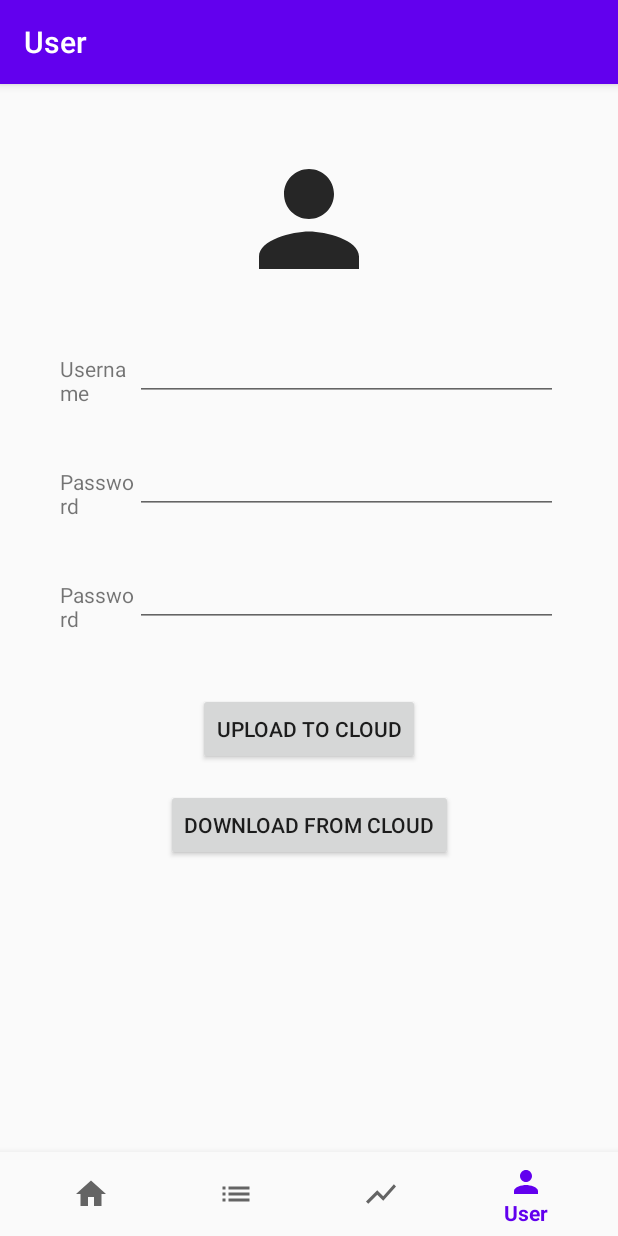
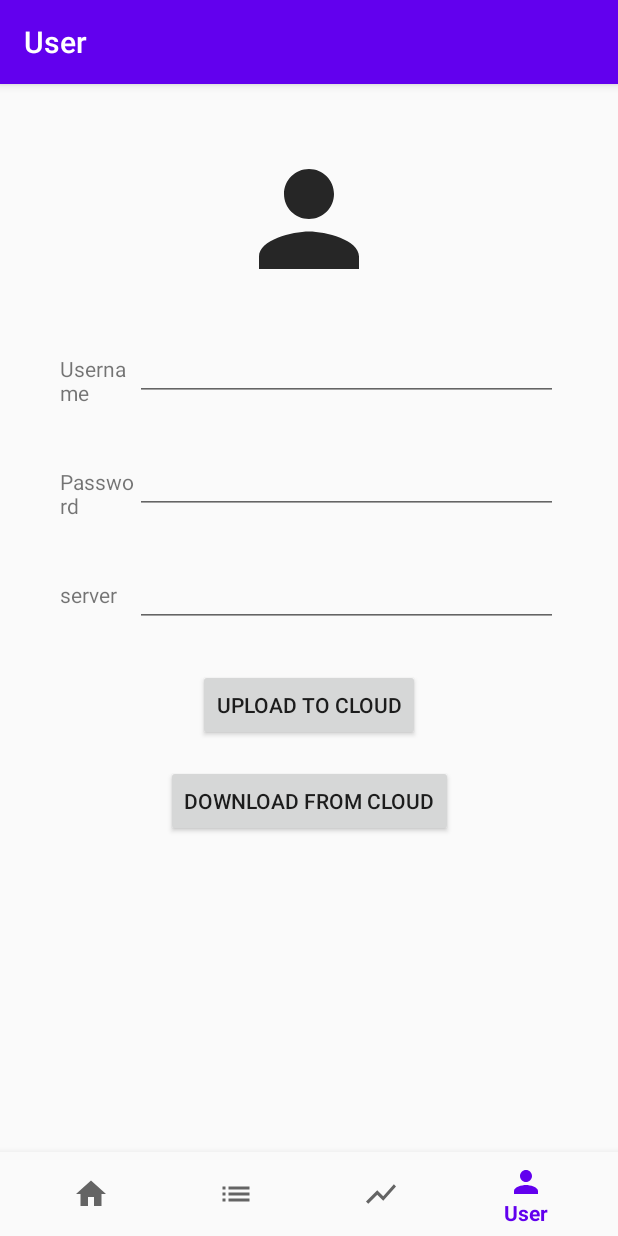
Before and after one commit to ppqing/AccountsKeeper, an Android app: the UserFragment screen opened through its navigation route, on a phone screen of 412 x 824 dp. Run offline under Robolectric (Android 15) with nearby library versions, the phone set to English and light mode, and no system bars; our stand-ins replace navigation-ui.

Commit message:
fix a typo

```diff
--- a/app/src/main/res/layout/fragment_user.xml
+++ b/app/src/main/res/layout/fragment_user.xml
@@ -63,7 +63,7 @@
         android:layout_height="wrap_content"
         android:layout_marginStart="@dimen/activity_horizontal_margin_large"
         android:layout_marginTop="@dimen/activity_vertical_margin_large"
-        android:text="@string/password"
+        android:text="@string/server"
         app:layout_constraintStart_toStartOf="parent"
         app:layout_constraintTop_toBottomOf="@+id/textview_password" />
 
--- a/app/src/main/res/values/strings.xml
+++ b/app/src/main/res/values/strings.xml
@@ -8,4 +8,5 @@
     <string name="password">Password</string>
     <string name="button_upload">upload to cloud</string>
     <string name="button_download">download from cloud</string>
+    <string name="server">server</string>
 </resources>
```
Also changed, not shown: 1 other file.
